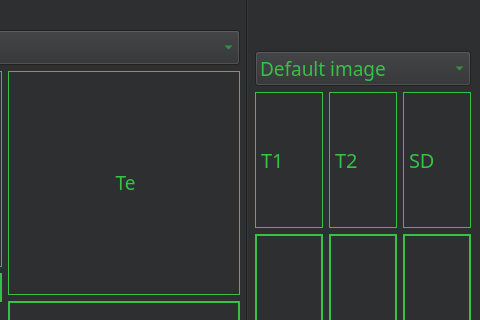
Before: the Qt Designer form UI/Task1.ui in Abanoob-Meseha/MRI_Simulator, drawn with Qt 5; both pictures show x 716 to 1196 and y 303 to 623 of the 1196 by 704 pixel window.
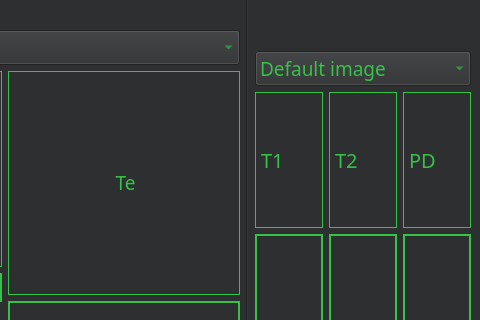
After: the same form once the commit is applied.

```diff
--- a/UI/Task1.ui
+++ b/UI/Task1.ui
@@ -505,7 +505,7 @@
                <enum>QFrame::Box</enum>
               </property>
               <property name="text">
-               <string>SD </string>
+               <string>PD</string>
               </property>
              </widget>
             </item>
```
Left out of the diff: 34 changed lines with no effect on the pictures.
